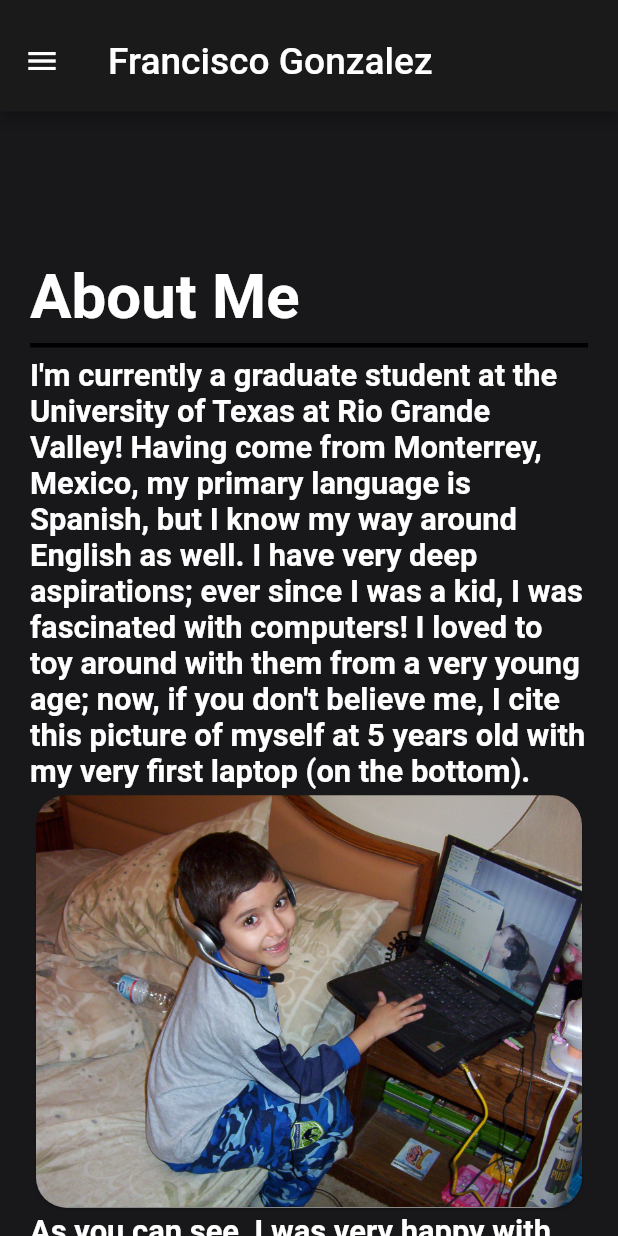
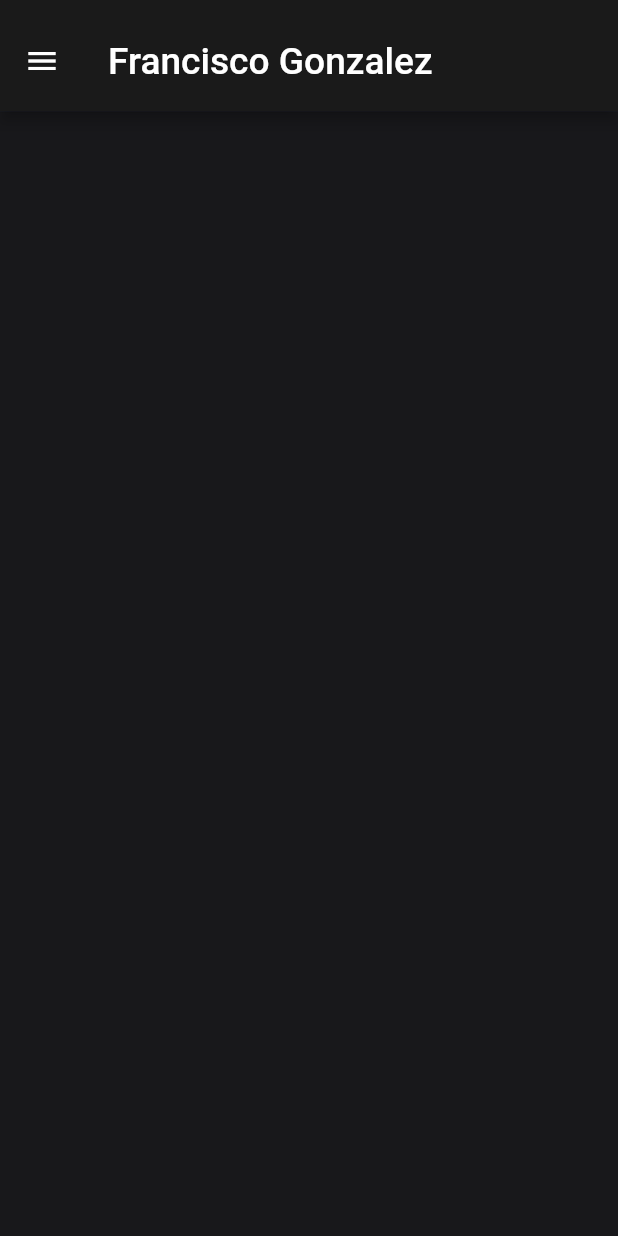
Before and after one commit to dangersflow/my_website, a Flutter app: the screen it shows after launch, swiped to page 2, on a phone screen of 412 x 824 dp. Run offline on Flutter 3.47's test engine with Material 2 defaults, Android fonts, the phone set to English and light mode, and no system bars; drawn by our look-alikes of animated_background; our stand-ins replace animate_do, emoji_picker_flutter, flutter_neumorphic, font_awesome_flutter, google_fonts, google_nav_bar and 2 more; missing offline and left inert: hovering, mouse_parallax; Roboto replaces fonts that are missing (Catamaran); statements that could not run were skipped.

Commit message:
working on about me page

```diff
--- a/lib/AboutMe.dart
+++ b/lib/AboutMe.dart
@@ -1,12 +1,4 @@
-import 'package:flutter/cupertino.dart';
 import 'package:flutter/material.dart';
-import 'package:google_nav_bar/google_nav_bar.dart';
-import 'package:font_awesome_flutter/font_awesome_flutter.dart';
-import 'package:animate_do/animate_do.dart';
-import 'package:google_fonts/google_fonts.dart';
-import 'package:url_launcher/url_launcher.dart';
-import 'package:emoji_picker_flutter/emoji_picker_flutter.dart';
-import 'package:hovering/hovering.dart';
 import 'AboutMeLandscape.dart';
 import 'AboutMePortrait.dart';
 
@@ -20,6 +12,10 @@ class AboutMePage extends StatefulWidget {
 class _AboutMePageState extends State<AboutMePage> {
   @override
   Widget build(BuildContext context) {
-    return MediaQuery.of(context).orientation == Orientation.landscape ? AboutMeLandscape() : AboutMePortrait();
+    Orientation deviceOrientation = MediaQuery.of(context).orientation;
+
+    return MediaQuery.of(context).size.width > 800
+        ? AboutMeLandscape()
+        : AboutMePortrait();
   }
 }
--- a/lib/AboutMePortrait.dart
+++ b/lib/AboutMePortrait.dart
@@ -1,12 +1,4 @@
-import 'package:flutter/cupertino.dart';
 import 'package:flutter/material.dart';
-import 'package:google_nav_bar/google_nav_bar.dart';
-import 'package:font_awesome_flutter/font_awesome_flutter.dart';
-import 'package:animate_do/animate_do.dart';
-import 'package:google_fonts/google_fonts.dart';
-import 'package:url_launcher/url_launcher.dart';
-import 'package:emoji_picker_flutter/emoji_picker_flutter.dart';
-import 'package:hovering/hovering.dart';
 
 class AboutMePortrait extends StatefulWidget {
   const AboutMePortrait({Key? key}) : super(key: key);
@@ -18,39 +10,10 @@ class AboutMePortrait extends StatefulWidget {
 class _AboutMePortraitState extends State<AboutMePortrait> {
   @override
   Widget build(BuildContext context) {
-    return SingleChildScrollView(
-      child: Container(
-        padding: EdgeInsets.fromLTRB(20, 100, 20, 0),
+    return Center(
+      child: SingleChildScrollView(
         child: Column(
-          children: [
-            FadeInDown(
-              child: Text("About Me", style: GoogleFonts.catamaran(fontSize: MediaQuery.of(context).size.width * 0.1, fontWeight: FontWeight.bold, color: Colors.white),),
-              delay: Duration(milliseconds: 500),
-            ),
-            FadeInDown(
-              child: Divider(color: Colors.black, thickness: 3,),
-              delay: Duration(milliseconds: 600),
-            ),
-            FadeInDown(
-              child: Text("I'm currently a graduate student at the University of Texas at Rio Grande Valley! "
-                  "Having come from Monterrey, Mexico, my primary language is Spanish, but I know my way around English as well. "
-                  "I have very deep aspirations; ever since I was a kid, I was fascinated with computers! I loved to toy around with them "
-                  "from a very young age; now, if you don't believe me, I cite this picture of myself at 5 years old with my very first laptop (on the bottom).", style: GoogleFonts.catamaran(fontSize: MediaQuery.of(context).size.width * 0.05, fontWeight: FontWeight.bold, color: Colors.white),),
-              delay: Duration(milliseconds: 700),
-            ),
-            FadeInDown(
-              child: Container(
-                child: Card(child: Image.asset("graphics/me-with-laptop.JPG", scale: 2.7, ), shape: RoundedRectangleBorder(borderRadius: BorderRadius.circular(20)), color: Colors.white, semanticContainer: true, clipBehavior: Clip.antiAliasWithSaveLayer,),
-              ),
-              delay: Duration(milliseconds: 900),
-            ),
-            FadeInDown(
-              child: Text("As you can see, I was very happy with my laptop, and to be completely honest, not much has changed since then. ", style: GoogleFonts.catamaran(fontSize: MediaQuery.of(context).size.width * 0.05, fontWeight: FontWeight.bold, color: Colors.white),),
-              delay: Duration(milliseconds: 1100),
-            ),
-          ],
-          mainAxisAlignment: MainAxisAlignment.start,
-          crossAxisAlignment: CrossAxisAlignment.start,
+          children: [],
         ),
       ),
     );
--- a/lib/main.dart
+++ b/lib/main.dart
@@ -4,8 +4,8 @@ import 'package:google_fonts/google_fonts.dart';
 import 'package:google_nav_bar/google_nav_bar.dart';
 import 'package:font_awesome_flutter/font_awesome_flutter.dart';
 import 'package:my_website/NewHome.dart';
-import 'package:my_website/ResumePage.dart';
-import 'Home.dart';
+import 'oldPages/Home.dart';
+import 'oldPages/ResumePage.dart';
 import 'AboutMe.dart';
 import 'SizeConfig.dart';
 import 'test.dart';
--- /dev/null
+++ b/lib/oldPages/AboutMe.dart
@@ -0,0 +1,27 @@
+import 'package:flutter/cupertino.dart';
+import 'package:flutter/material.dart';
+import 'package:google_nav_bar/google_nav_bar.dart';
+import 'package:font_awesome_flutter/font_awesome_flutter.dart';
+import 'package:animate_do/animate_do.dart';
+import 'package:google_fonts/google_fonts.dart';
+import 'package:url_launcher/url_launcher.dart';
+import 'package:emoji_picker_flutter/emoji_picker_flutter.dart';
+import 'package:hovering/hovering.dart';
+import '../oldPages/AboutMeLandscape.dart';
+import '../oldPages/AboutMePortrait.dart';
+
+class AboutMePage extends StatefulWidget {
+  const AboutMePage({Key? key}) : super(key: key);
+
+  @override
+  _AboutMePageState createState() => _AboutMePageState();
+}
+
+class _AboutMePageState extends State<AboutMePage> {
+  @override
+  Widget build(BuildContext context) {
+    return MediaQuery.of(context).orientation == Orientation.landscape
+        ? AboutMeLandscape()
+        : AboutMePortrait();
+  }
+}
--- /dev/null
+++ b/lib/oldPages/AboutMePortrait.dart
@@ -0,0 +1,58 @@
+import 'package:flutter/cupertino.dart';
+import 'package:flutter/material.dart';
+import 'package:google_nav_bar/google_nav_bar.dart';
+import 'package:font_awesome_flutter/font_awesome_flutter.dart';
+import 'package:animate_do/animate_do.dart';
+import 'package:google_fonts/google_fonts.dart';
+import 'package:url_launcher/url_launcher.dart';
+import 'package:emoji_picker_flutter/emoji_picker_flutter.dart';
+import 'package:hovering/hovering.dart';
+
+class AboutMePortrait extends StatefulWidget {
+  const AboutMePortrait({Key? key}) : super(key: key);
+
+  @override
+  _AboutMePortraitState createState() => _AboutMePortraitState();
+}
+
+class _AboutMePortraitState extends State<AboutMePortrait> {
+  @override
+  Widget build(BuildContext context) {
+    return SingleChildScrollView(
+      child: Container(
+        padding: EdgeInsets.fromLTRB(20, 100, 20, 0),
+        child: Column(
+          children: [
+            FadeInDown(
+              child: Text("About Me", style: GoogleFonts.catamaran(fontSize: MediaQuery.of(context).size.width * 0.1, fontWeight: FontWeight.bold, color: Colors.white),),
+              delay: Duration(milliseconds: 500),
+            ),
+            FadeInDown(
+              child: Divider(color: Colors.black, thickness: 3,),
+              delay: Duration(milliseconds: 600),
+            ),
+            FadeInDown(
+              child: Text("I'm currently a graduate student at the University of Texas at Rio Grande Valley! "
+                  "Having come from Monterrey, Mexico, my primary language is Spanish, but I know my way around English as well. "
+                  "I have very deep aspirations; ever since I was a kid, I was fascinated with computers! I loved to toy around with them "
+                  "from a very young age; now, if you don't believe me, I cite this picture of myself at 5 years old with my very first laptop (on the bottom).", style: GoogleFonts.catamaran(fontSize: MediaQuery.of(context).size.width * 0.05, fontWeight: FontWeight.bold, color: Colors.white),),
+              delay: Duration(milliseconds: 700),
+            ),
+            FadeInDown(
+              child: Container(
+                child: Card(child: Image.asset("graphics/me-with-laptop.JPG", scale: 2.7, ), shape: RoundedRectangleBorder(borderRadius: BorderRadius.circular(20)), color: Colors.white, semanticContainer: true, clipBehavior: Clip.antiAliasWithSaveLayer,),
+              ),
+              delay: Duration(milliseconds: 900),
+            ),
+            FadeInDown(
+              child: Text("As you can see, I was very happy with my laptop, and to be completely honest, not much has changed since then. ", style: GoogleFonts.catamaran(fontSize: MediaQuery.of(context).size.width * 0.05, fontWeight: FontWeight.bold, color: Colors.white),),
+              delay: Duration(milliseconds: 1100),
+            ),
+          ],
+          mainAxisAlignment: MainAxisAlignment.start,
+          crossAxisAlignment: CrossAxisAlignment.start,
+        ),
+      ),
+    );
+  }
+}
```
Also changed, not shown: lib/AboutMeLandscape.dart (+113 -35 lines), lib/oldPages/AboutMeLandscape.dart (added, +60 -0 lines), lib/oldPages/Home.dart (renamed from lib/Home.dart, +6 -4 lines), lib/oldPages/HomeLandscape.dart (renamed from lib/HomeLandscape.dart), lib/oldPages/HomePortrait.dart (renamed from lib/HomePortrait.dart), lib/oldPages/ProjectsLandscape.dart (renamed from lib/ProjectsLandscape.dart), lib/oldPages/ProjectsPage.dart (renamed from lib/ProjectsPage.dart), lib/oldPages/ProjectsPortrait.dart (renamed from lib/ProjectsPortrait.dart), lib/oldPages/ResumePage.dart (renamed from lib/ResumePage.dart), lib/oldPages/ResumePageLandscape.dart (renamed from lib/ResumePageLandscape.dart), lib/oldPages/ResumePagePortrait.dart (renamed from lib/ResumePagePortrait.dart).
